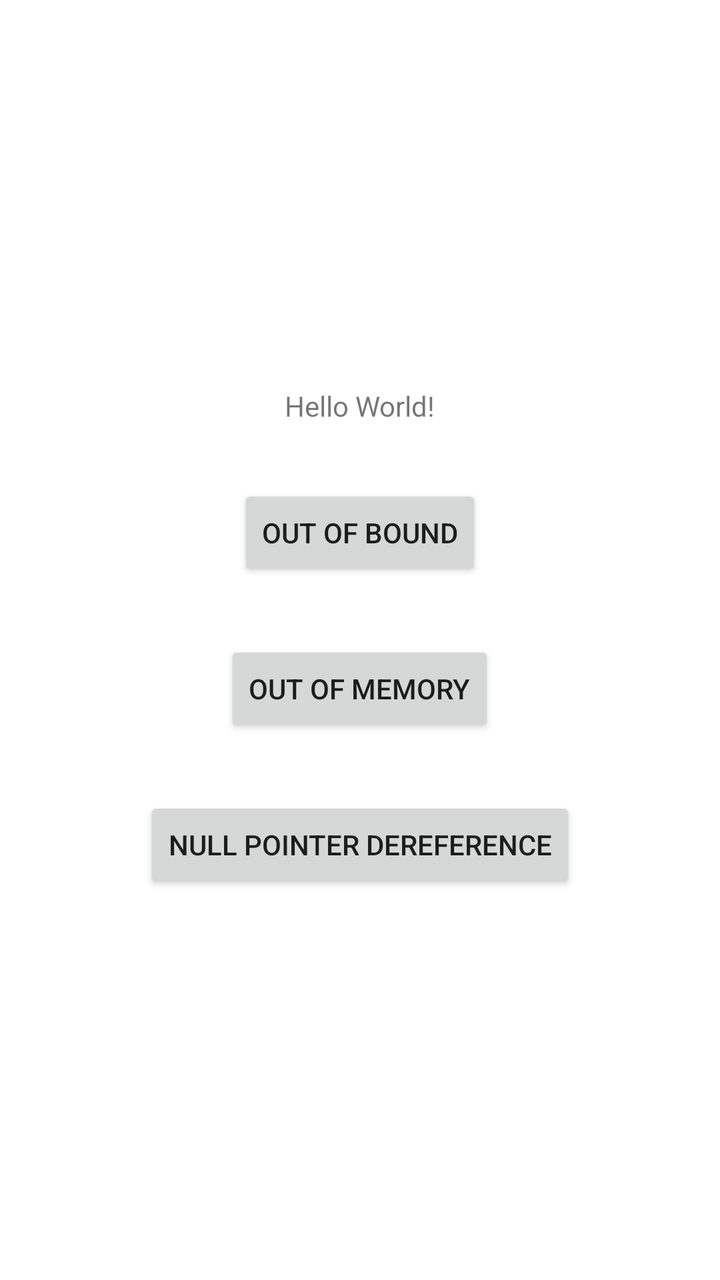
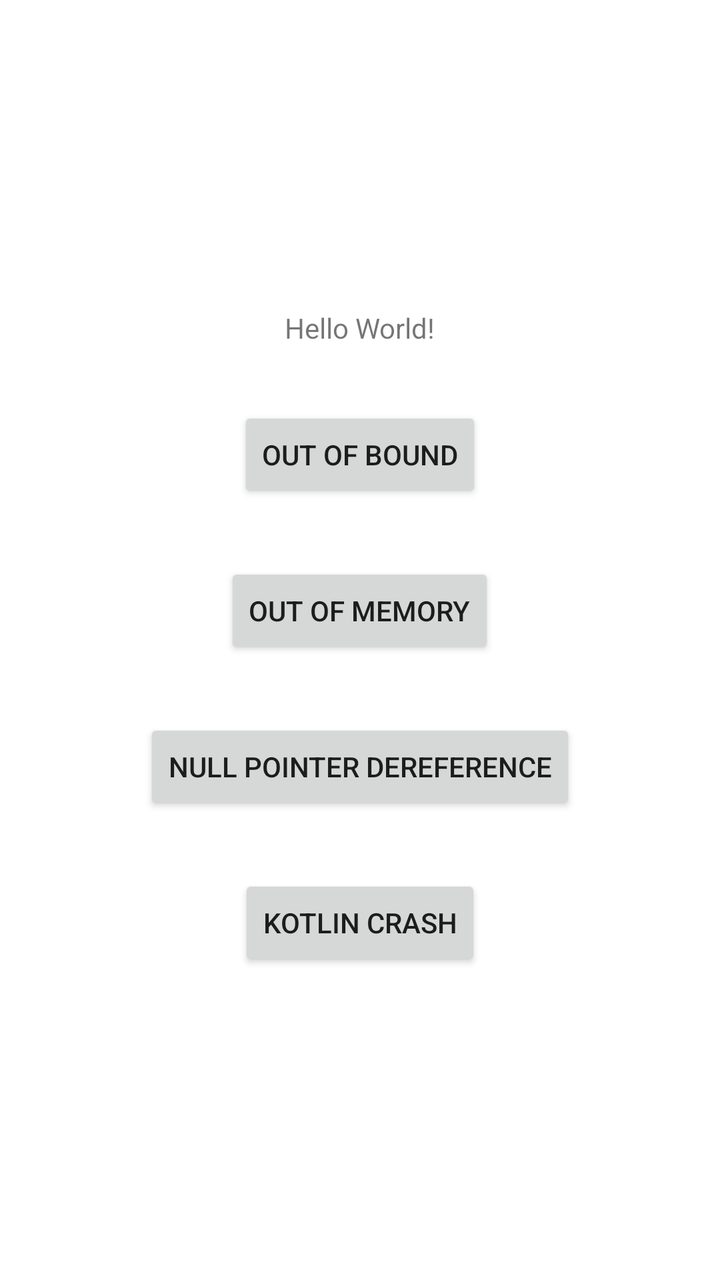

Before-and-after screenshots of an Android layout around one commit, followed by the original layout XML and the change that was made.
<!-- AndroidManifest.xml: application theme Theme.AndroidAppCrash -->
<!-- res/layout/activity_main.xml -->
<?xml version="1.0" encoding="utf-8"?>
<RelativeLayout xmlns:android="http://schemas.android.com/apk/res/android"
    xmlns:tools="http://schemas.android.com/tools"
    android:layout_width="match_parent"
    android:layout_height="match_parent"
    tools:context=".MainActivity">

    <LinearLayout
        android:layout_width="match_parent"
        android:layout_height="wrap_content"
        android:gravity="center"
        android:layout_centerInParent="true"
        android:orientation="vertical">

        <TextView
            android:id="@+id/sample_text"
            android:layout_width="wrap_content"
            android:layout_height="wrap_content"
            android:text="Hello World!"/>

        <Button
            android:id="@+id/out_of_bound"
            android:layout_width="wrap_content"
            android:layout_height="wrap_content"
            android:layout_marginTop="30dp"
            android:text="@string/out_of_bound"/>


        <Button
            android:id="@+id/out_of_memory"
            android:layout_width="wrap_content"
            android:layout_height="wrap_content"
            android:layout_marginTop="30dp"
            android:text="@string/out_of_memory"/>


        <Button
            android:id="@+id/nullptr"
            android:layout_width="wrap_content"
            android:layout_height="wrap_content"
            android:layout_marginTop="30dp"
            android:text="@string/null_ptr_crash"/>

    </LinearLayout>

</RelativeLayout>
<!-- resources referenced by this layout -->
<resources>
  <string name="null_ptr_crash">Null pointer dereference</string>
  <string name="out_of_bound">Out of bound</string>
  <string name="out_of_memory">Out of memory</string>
  <style name="Theme.AndroidAppCrash" parent="Theme.MaterialComponents.DayNight.DarkActionBar">
          
          <item name="colorPrimary">@color/purple_500</item>
          <item name="colorPrimaryVariant">@color/purple_700</item>
          <item name="colorOnPrimary">@color/white</item>
          
          <item name="colorSecondary">@color/teal_200</item>
          <item name="colorSecondaryVariant">@color/teal_700</item>
          <item name="colorOnSecondary">@color/black</item>
          
          <item name="android:statusBarColor">?attr/colorPrimaryVariant</item>
          
      </style>
  <color name="purple_500">#FF6200EE</color>
  <color name="purple_700">#FF3700B3</color>
  <color name="white">#FFFFFFFF</color>
  <color name="teal_200">#FF03DAC5</color>
  <color name="teal_700">#FF018786</color>
  <color name="black">#FF000000</color>
</resources>

<!-- the commit's change to res/layout/activity_main.xml (unified diff, before → after) -->
@@ -33,7 +33,6 @@
             android:layout_marginTop="30dp"
             android:text="@string/out_of_memory"/>
 
-
         <Button
             android:id="@+id/nullptr"
             android:layout_width="wrap_content"
@@ -41,6 +40,13 @@
             android:layout_marginTop="30dp"
             android:text="@string/null_ptr_crash"/>
 
+        <Button
+            android:id="@+id/kotlin_crash"
+            android:layout_width="wrap_content"
+            android:layout_height="wrap_content"
+            android:layout_marginTop="30dp"
+            android:text="@string/kotlin_crash"/>
+
     </LinearLayout>
 
 </RelativeLayout>
<!-- resource entries referenced after the edit -->
@@ -1,5 +1,6 @@
 <!-- resources referenced by this layout -->
 <resources>
+  <string name="kotlin_crash">Kotlin crash</string>
   <string name="null_ptr_crash">Null pointer dereference</string>
   <string name="out_of_bound">Out of bound</string>
   <string name="out_of_memory">Out of memory</string>
